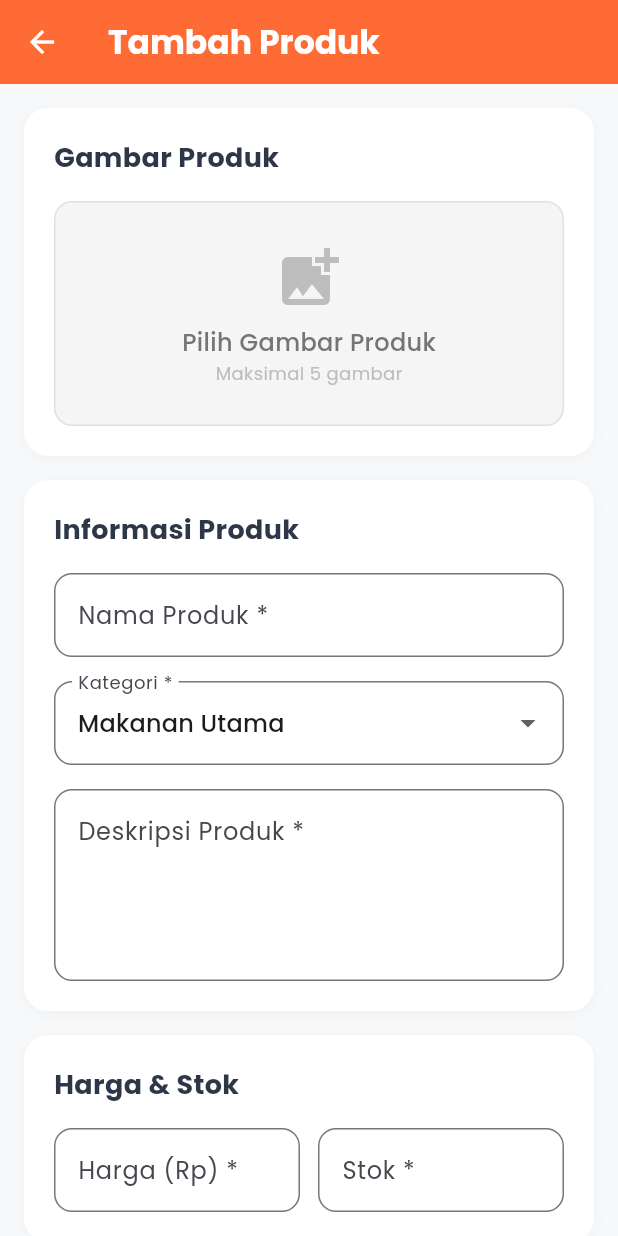
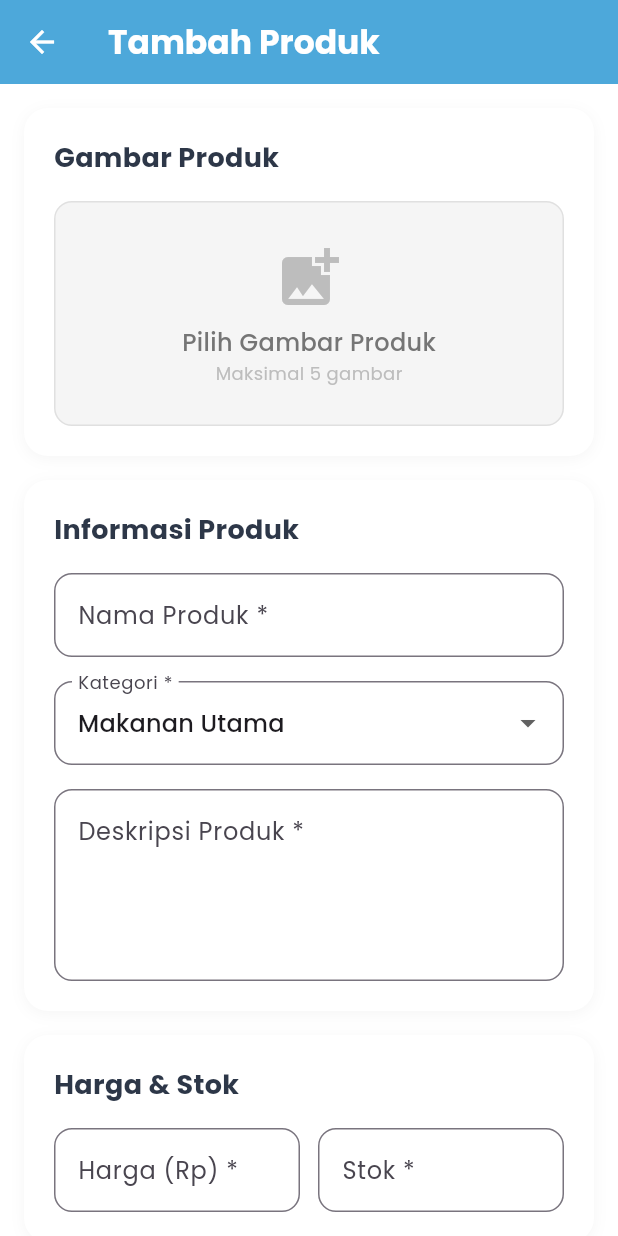
Before and after one commit to Motherbloods/Smart-Kuliner, a Flutter app: the SellerProductsScreen screen opened directly with empty values, after a tap on "Tambah Produk", on a phone screen of 412 x 824 dp. Run offline on Flutter 3.47's test engine with Material 3 defaults, Android fonts, the phone set to English and light mode, and no system bars; our stand-ins replace cached_network_image, carousel_slider, cloud_firestore, dio, firebase_auth, firebase_core and 4 more; accounts and stored records are empty.

Commit message:
style: update primary color to 0xFF4DA8DA

```diff
--- a/lib/main.dart
+++ b/lib/main.dart
@@ -29,7 +29,7 @@ class MyApp extends StatelessWidget {
         debugShowCheckedModeBanner: false,
         theme: ThemeData(
           primarySwatch: Colors.orange,
-          primaryColor: const Color(0xFFFF6B35),
+          primaryColor: const Color(0xFF4DA8DA),
           visualDensity: VisualDensity.adaptivePlatformDensity,
           fontFamily: 'Poppins', // Optional: add custom font
         ),
@@ -51,7 +51,7 @@ class AuthWrapper extends StatelessWidget {
           return const Scaffold(
             body: Center(
               child: CircularProgressIndicator(
-                valueColor: AlwaysStoppedAnimation<Color>(Color(0xFFFF6B35)),
+                valueColor: AlwaysStoppedAnimation<Color>(Color(0xFF4DA8DA)),
               ),
             ),
           );
--- a/lib/screens/auth/login_screen.dart
+++ b/lib/screens/auth/login_screen.dart
@@ -88,7 +88,7 @@ class _LoginScreenState extends State<LoginScreen> {
                             width: 80,
                             height: 80,
                             decoration: BoxDecoration(
-                              color: const Color(0xFFFF6B35),
+                              color: const Color(0xFF4DA8DA),
                               borderRadius: BorderRadius.circular(20),
                             ),
                             child: const Icon(
@@ -231,7 +231,7 @@ class _LoginScreenState extends State<LoginScreen> {
                       child: ElevatedButton(
                         onPressed: authProvider.isLoading ? null : _handleLogin,
                         style: ElevatedButton.styleFrom(
-                          backgroundColor: const Color(0xFFFF6B35),
+                          backgroundColor: const Color(0xFF4DA8DA),
                           foregroundColor: Colors.white,
                           shape: RoundedRectangleBorder(
                             borderRadius: BorderRadius.circular(12),
@@ -290,7 +290,7 @@ class _LoginScreenState extends State<LoginScreen> {
                             style: TextStyle(
                               color: authProvider.isLoading
                                   ? const Color(0xFF718096)
-                                  : const Color(0xFFFF6B35),
+                                  : const Color(0xFF4DA8DA),
                               fontSize: 14,
                               fontWeight: FontWeight.w600,
                             ),
--- a/lib/screens/auth/register_screen.dart
+++ b/lib/screens/auth/register_screen.dart
@@ -214,7 +214,7 @@ class _RegisterScreenState extends State<RegisterScreen> {
                           child: const Text(
                             'Daftar Sekarang',
                             style: TextStyle(
-                              color: Color(0xFFFF6B35),
+                              color: Color(0xFF4DA8DA),
                               fontSize: 14,
                               fontWeight: FontWeight.w600,
                             ),
--- a/lib/screens/produk/add_product_screen.dart
+++ b/lib/screens/produk/add_product_screen.dart
@@ -157,13 +157,13 @@ class _AddProductScreenState extends State<AddProductScreen> {
   @override
   Widget build(BuildContext context) {
     return Scaffold(
-      backgroundColor: const Color(0xFFF8F9FA),
+      backgroundColor: Colors.white,
       appBar: AppBar(
         title: const Text(
           'Tambah Produk',
           style: TextStyle(fontWeight: FontWeight.bold, color: Colors.white),
         ),
-        backgroundColor: const Color(0xFFFF6B35),
+        backgroundColor: const Color(0xFF4DA8DA),
         foregroundColor: Colors.white,
         elevation: 0,
       ),
@@ -172,7 +172,7 @@ class _AddProductScreenState extends State<AddProductScreen> {
               child: Column(
                 mainAxisAlignment: MainAxisAlignment.center,
                 children: [
-                  CircularProgressIndicator(color: Color(0xFFFF6B35)),
+                  CircularProgressIndicator(color: Color(0xFF4DA8DA)),
                   SizedBox(height: 16),
                   Text(
                     'Menyimpan produk...',
@@ -306,7 +306,7 @@ class _AddProductScreenState extends State<AddProductScreen> {
                                           vertical: 12,
                                         ),
                                         side: const BorderSide(
-                                          color: Color(0xFFFF6B35),
+                                          color: Color(0xFF4DA8DA),
                                         ),
                                         foregroundColor: const Color(
                                           0xFFFF6B35,
@@ -350,7 +350,7 @@ class _AddProductScreenState extends State<AddProductScreen> {
                               focusedBorder: OutlineInputBorder(
                                 borderRadius: BorderRadius.circular(12),
                                 borderSide: const BorderSide(
-                                  color: Color(0xFFFF6B35),
+                                  color: Color(0xFF4DA8DA),
                                 ),
                               ),
                             ),
@@ -378,7 +378,7 @@ class _AddProductScreenState extends State<AddProductScreen> {
                               focusedBorder: OutlineInputBorder(
                                 borderRadius: BorderRadius.circular(12),
                                 borderSide: const BorderSide(
-                                  color: Color(0xFFFF6B35),
+                                  color: Color(0xFF4DA8DA),
                                 ),
                               ),
                             ),
@@ -422,7 +422,7 @@ class _AddProductScreenState extends State<AddProductScreen> {
                               focusedBorder: OutlineInputBorder(
                                 borderRadius: BorderRadius.circular(12),
                                 borderSide: const BorderSide(
-                                  color: Color(0xFFFF6B35),
+                                  color: Color(0xFF4DA8DA),
                                 ),
                               ),
                               alignLabelWithHint: true,
@@ -463,7 +463,7 @@ class _AddProductScreenState extends State<AddProductScreen> {
                                 focusedBorder: OutlineInputBorder(
                                   borderRadius: BorderRadius.circular(12),
                                   borderSide: const BorderSide(
-                                    color: Color(0xFFFF6B35),
+                                    color: Color(0xFF4DA8DA),
                                   ),
                                 ),
                               ),
@@ -496,7 +496,7 @@ class _AddProductScreenState extends State<AddProductScreen> {
                                 focusedBorder: OutlineInputBorder(
                                   borderRadius: BorderRadius.circular(12),
                                   borderSide: const BorderSide(
-                                    color: Color(0xFFFF6B35),
+                                    color: Color(0xFF4DA8DA),
                                   ),
                                 ),
                               ),
@@ -524,7 +524,7 @@ class _AddProductScreenState extends State<AddProductScreen> {
                       child: ElevatedButton(
                         onPressed: _saveProduct,
                         style: ElevatedButton.styleFrom(
-                          backgroundColor: const Color(0xFFFF6B35),
+                          backgroundColor: const Color(0xFF4DA8DA),
                           foregroundColor: Colors.white,
                           padding: const EdgeInsets.symmetric(vertical: 16),
                           shape: RoundedRectangleBorder(
--- a/lib/screens/produk/seller_products_screen.dart
+++ b/lib/screens/produk/seller_products_screen.dart
@@ -28,13 +28,13 @@ class _SellerProductsScreenState extends State<SellerProductsScreen> {
   @override
   Widget build(BuildContext context) {
     return Scaffold(
-      backgroundColor: const Color(0xFFF8F9FA),
+      backgroundColor: Colors.white,
       appBar: AppBar(
         title: const Text(
           'Produk Saya',
           style: TextStyle(fontWeight: FontWeight.bold, color: Colors.white),
         ),
-        backgroundColor: const Color(0xFFFF6B35),
+        backgroundColor: const Color(0xFF4DA8DA),
         foregroundColor: Colors.white,
         elevation: 0,
       ),
@@ -57,7 +57,7 @@ class _SellerProductsScreenState extends State<SellerProductsScreen> {
                     hintText: 'Cari produk...',
                     prefixIcon: const Icon(
                       Icons.search,
-                      color: Color(0xFFFF6B35),
+                      color: Color(0xFF4DA8DA),
                     ),
                     border: OutlineInputBorder(
                       borderRadius: BorderRadius.circular(12),
@@ -65,7 +65,7 @@ class _SellerProductsScreenState extends State<SellerProductsScreen> {
                     ),
                     focusedBorder: OutlineInputBorder(
                       borderRadius: BorderRadius.circular(12),
-                      borderSide: const BorderSide(color: Color(0xFFFF6B35)),
+                      borderSide: const BorderSide(color: Color(0xFF4DA8DA)),
                     ),
                     filled: true,
                     fillColor: Colors.grey[50],
@@ -86,11 +86,11 @@ class _SellerProductsScreenState extends State<SellerProductsScreen> {
                             _selectedFilter = filter;
                           });
                         },
-                        selectedColor: const Color(0xFFFF6B35).withOpacity(0.2),
-                        checkmarkColor: const Color(0xFFFF6B35),
+                        selectedColor: const Color(0xFF4DA8DA).withOpacity(0.2),
+                        checkmarkColor: const Color(0xFF4DA8DA),
                         labelStyle: TextStyle(
                           color: isSelected
-                              ? const Color(0xFFFF6B35)
+                              ? const Color(0xFF4DA8DA)
                               : Colors.grey[600],
                           fontWeight: isSelected
                               ? FontWeight.w600
@@ -110,7 +110,7 @@ class _SellerProductsScreenState extends State<SellerProductsScreen> {
               builder: (context, snapshot) {
                 if (snapshot.connectionState == ConnectionState.waiting) {
                   return const Center(
-                    child: CircularProgressIndicator(color: Color(0xFFFF6B35)),
+                    child: CircularProgressIndicator(color: Color(0xFF4DA8DA)),
                   );
                 }
 
@@ -216,7 +216,7 @@ class _SellerProductsScreenState extends State<SellerProductsScreen> {
                             icon: const Icon(Icons.add),
                             label: const Text('Tambah Produk'),
                             style: ElevatedButton.styleFrom(
-                              backgroundColor: const Color(0xFFFF6B35),
+                              backgroundColor: const Color(0xFF4DA8DA),
                               foregroundColor: Colors.white,
                               padding: const EdgeInsets.symmetric(
                                 horizontal: 24,
@@ -258,7 +258,7 @@ class _SellerProductsScreenState extends State<SellerProductsScreen> {
             ),
           );
         },
-        backgroundColor: const Color(0xFFFF6B35),
+        backgroundColor: const Color(0xFF4DA8DA),
         child: const Icon(Icons.add, color: Colors.white),
       ),
     );
@@ -363,7 +363,7 @@ class _SellerProductsScreenState extends State<SellerProductsScreen> {
                           value: 'edit',
                           child: Row(
                             children: [
-                              Icon(Icons.edit, color: Color(0xFFFF6B35)),
+                              Icon(Icons.edit, color: Color(0xFF4DA8DA)),
                               SizedBox(width: 8),
                               Text('Edit'),
                             ],
@@ -410,7 +410,7 @@ class _SellerProductsScreenState extends State<SellerProductsScreen> {
                   style: const TextStyle(
                     fontSize: 18,
                     fontWeight: FontWeight.bold,
-                    color: Color(0xFFFF6B35),
+                    color: Color(0xFF4DA8DA),
                   ),
                 ),
                 const SizedBox(height: 4),
@@ -422,14 +422,14 @@ class _SellerProductsScreenState extends State<SellerProductsScreen> {
                     vertical: 4,
                   ),
                   decoration: BoxDecoration(
-                    color: const Color(0xFFFF6B35).withOpacity(0.1),
+                    color: const Color(0xFF4DA8DA).withOpacity(0.1),
                     borderRadius: BorderRadius.circular(8),
                   ),
                   child: Text(
                     product.category,
                     style: const TextStyle(
                       fontSize: 12,
-                      color: Color(0xFFFF6B35),
+                      color: Color(0xFF4DA8DA),
                       fontWeight: FontWeight.w500,
                     ),
                   ),
--- a/lib/widgets/action_button.dart
+++ b/lib/widgets/action_button.dart
@@ -43,10 +43,10 @@ class ActionButton extends StatelessWidget {
                   width: 48,
                   height: 48,
                   decoration: BoxDecoration(
-                    color: const Color(0xFFFF6B35).withOpacity(0.1),
+                    color: const Color(0xFF4DA8DA).withOpacity(0.1),
                     borderRadius: BorderRadius.circular(12),
                   ),
-                  child: Icon(icon, color: const Color(0xFFFF6B35), size: 24),
+                  child: Icon(icon, color: const Color(0xFF4DA8DA), size: 24),
                 ),
                 const SizedBox(width: 16),
                 Expanded(
--- a/lib/widgets/custom_search_bar.dart
+++ b/lib/widgets/custom_search_bar.dart
@@ -73,7 +73,7 @@ class CustomSearchBar extends StatelessWidget {
                 onSearch!();
               }
             },
-            child: Icon(Icons.search, color: const Color(0xFFFF6B35), size: 24),
+            child: Icon(Icons.search, color: const Color(0xFF4DA8DA), size: 24),
           ),
         ],
       ),
```
Also changed, not shown: lib/screens/add_video_edukasi.dart (+11 -11 lines), lib/screens/produk/edit_product_screen.dart (+7 -7 lines), lib/widgets/content_card.dart (+4 -4 lines), lib/widgets/custom_widgets.dart (+4 -4 lines).
